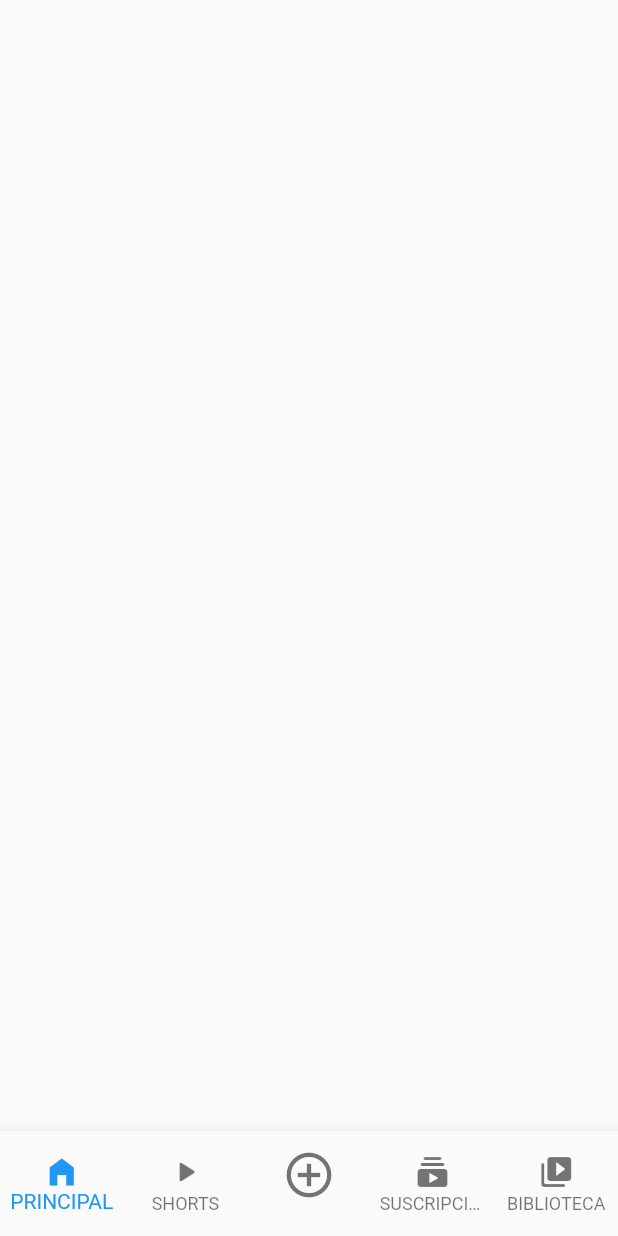
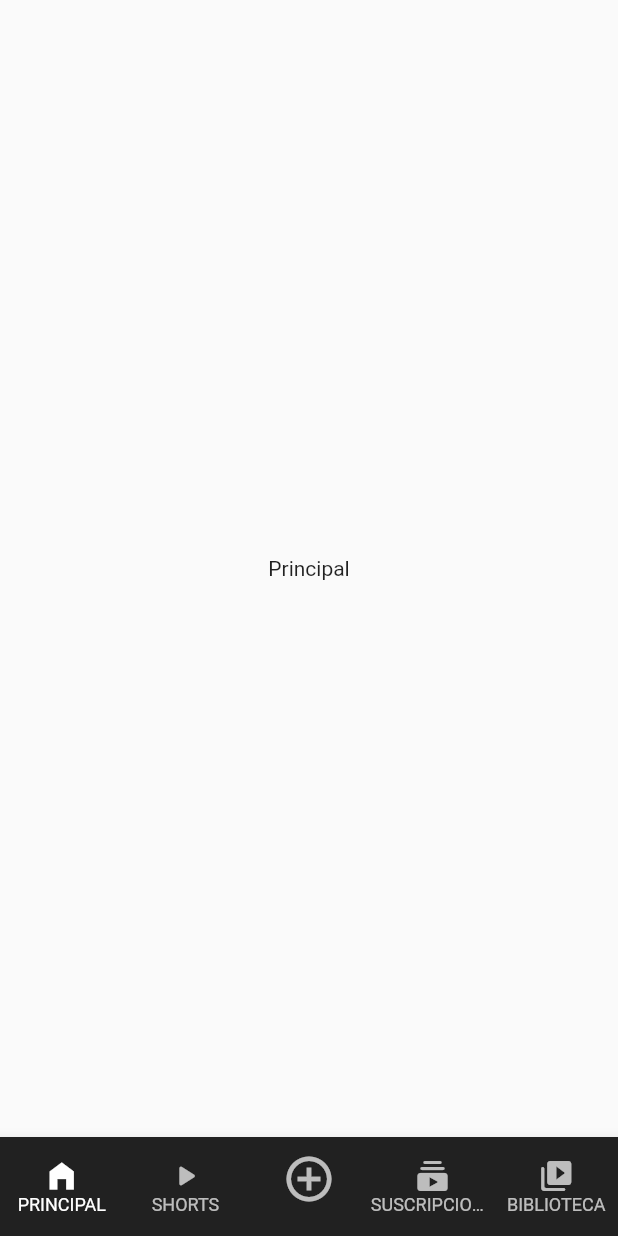
Before and after one commit to LADISLAOCOSTILLO/trabajo_final, a Flutter app: the screen it shows after launch, on a phone screen of 412 x 824 dp. Run offline on Flutter 3.47's test engine with Material 2 defaults, Android fonts, the phone set to English and light mode, and no system bars.

Commit message:
TERMINANDO_CON LOS BOTOS INFERIORES

```diff
--- a/lib/pages/init_page.dart
+++ b/lib/pages/init_page.dart
@@ -9,11 +9,24 @@ import 'package:flutter/material.dart';
    class _InitPageState extends State<InitPage>{
 
     int _currentIndex = 0;
+    List<Widget> pages=[
+      Center(child: Text("Principal")),
+      Center(child: Text("Shorts")),
+      Center(child: Text("Agregar")),
+      Center(child: Text("Suscripcion")),
+      Center(child: Text("Biblioteca")),
+    ];
 
     @override
       Widget build(BuildContext context) {
     return Scaffold(
+      body: pages[_currentIndex],
       bottomNavigationBar: BottomNavigationBar(
+        backgroundColor: Color(0xff212121),
+        selectedItemColor: Colors.white, //aplicando color al elemento que se selecciona
+        unselectedItemColor: Colors.white70,//esta aplicando color a los elementos que no esta seleccionado
+        selectedFontSize: 12.0,
+        unselectedFontSize: 12.0,
       type: BottomNavigationBarType.fixed,  ///nos permite aumentar bas de 3 botones
         currentIndex: _currentIndex, //este comando lo que hace es seleccionar los botones de bar
         onTap: (int value){
```
